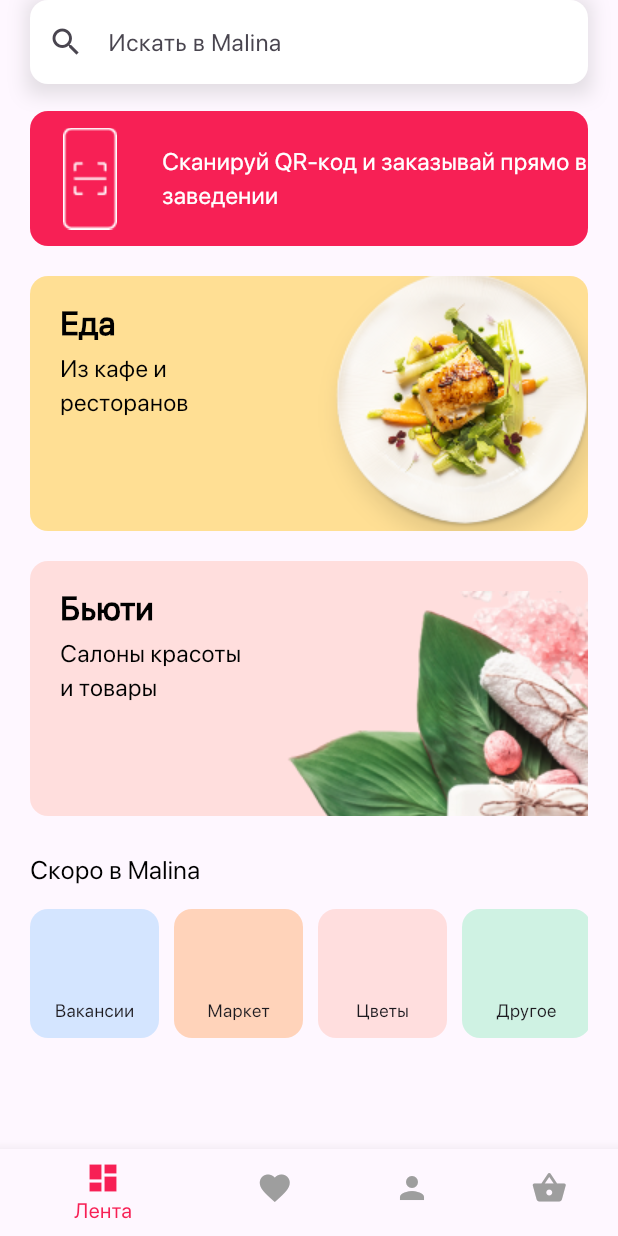
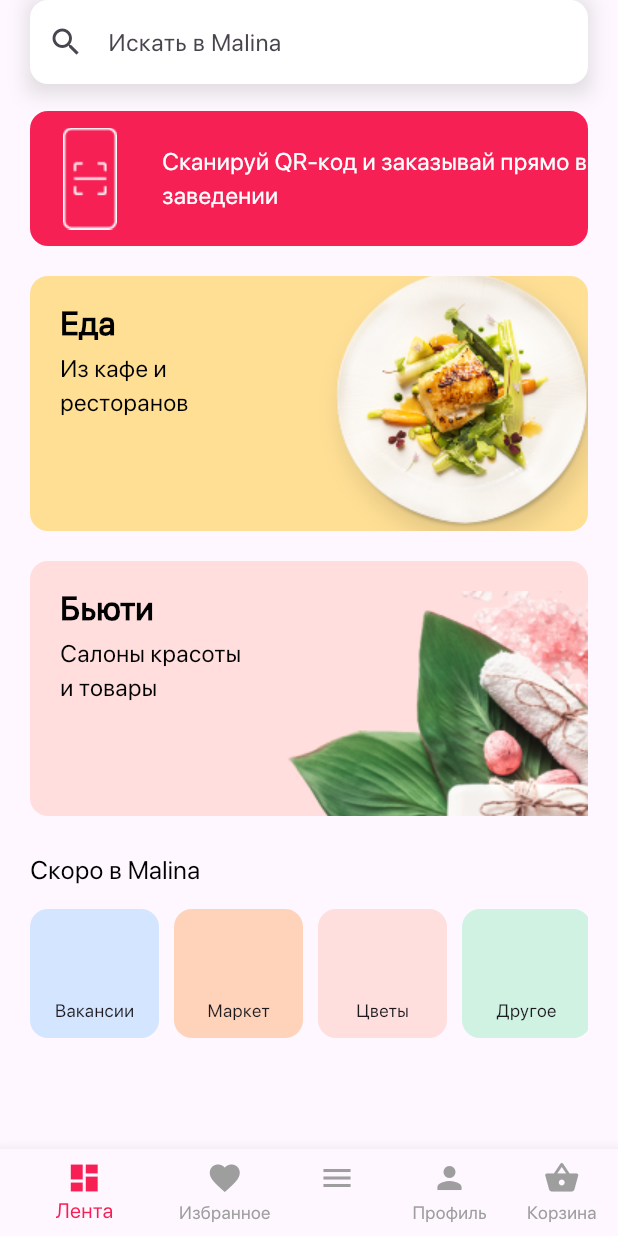
Before and after one commit to KamilaAbdu/malina_app, a Flutter app: the screen it shows after launch, on a phone screen of 412 x 824 dp. Run offline on Flutter 3.47's test engine with Material 3 defaults, Android fonts, the phone set to English and light mode, and no system bars; our stand-ins replace flutter_native_splash.

Commit message:
ButtomNavigationBar updated

```diff
--- a/lib/constants/app_colors.dart
+++ b/lib/constants/app_colors.dart
@@ -10,6 +10,11 @@ abstract class AppColors {
   static const Color lightPinkBox = Color(0xffFFDEDE);
   static const Color lightGreenBox = Color(0xffCFF2E3);
   static const Color selectedItem = Color(0xffF72055);
+  static const Color selectCartItems = Color(0xFF1D1D1D);
+  static const Color selectCartBackCircle = Color(0xFFF5F5F6);
+  static const Color cartTitle = Color(0xFF1D1D1D);
+
+
 
 
 
--- a/lib/constants/app_dimens.dart
+++ b/lib/constants/app_dimens.dart
@@ -7,5 +7,11 @@ class AppDimens {
   static const double verticalLargePadding = 24;
   static const double mainPageElementHeight = 170;
   static const double mainPageQrElementHeight = 90;
+  static const double mainPageCartSelectionPadding = 11;
+  static const double mainPageCartSelectionHeight = 197;
+  static const double mainPageCartSelectionWidth = 70;
+  static const double selectCartBorderRadius = 50;
+
+
 
 }
--- a/lib/constants/app_text_styles.dart
+++ b/lib/constants/app_text_styles.dart
@@ -1,12 +1,15 @@
 import 'package:flutter/material.dart';
 
 class AppTextStyle {
+  static const TextStyle s10w400 = TextStyle(fontSize: 10, fontWeight: FontWeight.w400);
   static const TextStyle s12w400 = TextStyle(fontSize: 12, fontWeight: FontWeight.w400);
   static const TextStyle s14w400 = TextStyle(fontSize: 14, fontWeight: FontWeight.w400);
   static const TextStyle s16w500 = TextStyle(fontSize: 16, fontWeight: FontWeight.w500);
   static const TextStyle s17w500 = TextStyle(fontSize: 17, fontWeight: FontWeight.w500);
   static const TextStyle s26w300 = TextStyle(fontSize: 16, fontWeight: FontWeight.w300);
   static const TextStyle s22w600 = TextStyle(fontSize: 22, fontWeight: FontWeight.w600);
+  static const TextStyle s20w700 = TextStyle(fontSize: 20, fontWeight: FontWeight.w700);
+
 
 
 }
--- a/lib/main.dart
+++ b/lib/main.dart
@@ -1,7 +1,10 @@
 import 'package:flutter/material.dart';
 import 'package:malina_app/pages/main_page.dart';
+import 'package:flutter_native_splash/flutter_native_splash.dart';
 
 void main() {
+  WidgetsBinding widgetsBinding = WidgetsFlutterBinding.ensureInitialized();
+  FlutterNativeSplash.preserve(widgetsBinding: widgetsBinding);
   runApp(const MainApp());
 }
 
--- a/lib/pages/main_page.dart
+++ b/lib/pages/main_page.dart
@@ -8,12 +8,15 @@ import 'package:malina_app/widgets/home_page/horizontal_scrolling_list.dart';
 import 'package:malina_app/widgets/home_page/main_elements.dart';
 import 'package:malina_app/widgets/home_page/qr_scan.dart';
 import 'package:malina_app/widgets/home_page/search_field.dart';
+import 'package:flutter_native_splash/flutter_native_splash.dart';
+
 
 class MainPage extends StatelessWidget {
   const MainPage({super.key});
 
   @override
   Widget build(BuildContext context) {
+    FlutterNativeSplash.remove();
     return Scaffold(
       bottomNavigationBar: const MainPageBottomNavigationBar(),
       body: SafeArea(
--- a/lib/widgets/home_page/bottom_navigation_bar.dart
+++ b/lib/widgets/home_page/bottom_navigation_bar.dart
@@ -1,24 +1,87 @@
 import 'package:flutter/material.dart';
 import 'package:malina_app/constants/app_colors.dart';
-import 'package:malina_app/pages/profile_page.dart';
+import 'package:malina_app/widgets/home_page/select_cart.dart';
 
-class MainPageBottomNavigationBar extends StatelessWidget {
+class MainPageBottomNavigationBar extends StatefulWidget {
   const MainPageBottomNavigationBar({super.key});
+
+  @override
+  _MainPageBottomNavigationBarState createState() =>
+      _MainPageBottomNavigationBarState();
+}
+
+class _MainPageBottomNavigationBarState
+    extends State<MainPageBottomNavigationBar> {
+  int _selectedIndex = 0;
+  OverlayEntry? _overlayEntry;
 
   @override
   Widget build(BuildContext context) {
     return BottomNavigationBar(
+      currentIndex: _selectedIndex,
+      onTap: (index) {
+        setState(() {
+          _selectedIndex = index;
+        });
+        if (index == 4) {
+          _toggleCartSelectionMenu(context);
+        } else {
+          _removeOverlay();
+        }
+      },
       items: const [
         BottomNavigationBarItem(
           icon: Icon(Icons.dashboard),
           label: 'Лента',
         ),
-        BottomNavigationBarItem(icon: Icon(Icons.favorite), label: 'Избранное',),
-        BottomNavigationBarItem(icon: Icon(Icons.person), label: 'Профиль', activeIcon: ProfilePage(),),
-        BottomNavigationBarItem(icon: Icon(Icons.shopping_basket), label: 'Корзина'),
+        BottomNavigationBarItem(
+          icon: Icon(Icons.favorite),
+          label: 'Избранное',
+        ),
+        BottomNavigationBarItem(
+          icon: Icon(Icons.menu_sharp),
+          label: '',
+        ),
+        BottomNavigationBarItem(
+          icon: Icon(Icons.person),
+          label: 'Профиль',
+        ),
+        BottomNavigationBarItem(
+          icon: Icon(Icons.shopping_basket),
+          label: 'Корзина',
+        ),
       ],
       selectedItemColor: AppColors.selectedItem,
       unselectedItemColor: Colors.grey,
+      showUnselectedLabels: true,
     );
   }
+
+  void _toggleCartSelectionMenu(BuildContext context) {
+    if (_overlayEntry == null) {
+      _overlayEntry = _createOverlayEntry(context);
+      Overlay.of(context)?.insert(_overlayEntry!);
+    } else {
+      _removeOverlay();
+    }
+  }
+
+  OverlayEntry _createOverlayEntry(BuildContext context) {
+    return OverlayEntry(
+      builder: (context) => Positioned(
+        right: 14,
+        bottom: 56,
+        child: SelectCart(
+          onClose: () {
+            _removeOverlay();
+          }
+        ),
+      ),
+    );
+  }
+
+  void _removeOverlay() {
+    _overlayEntry?.remove();
+    _overlayEntry = null;
+  }
 }
```
Also changed, not shown: lib/pages/cart_page.dart (added, +56 -0 lines), lib/widgets/cart_page/select_cart_circle.dart (added, +41 -0 lines), lib/widgets/home_page/select_cart.dart (added, +78 -0 lines), pubspec.yaml (+9 -9 lines), assets/logo.png (renamed from assets/images/logo.png), lib/pages/basket_page.dart (deleted), pubspec.lock, 2 other files.
